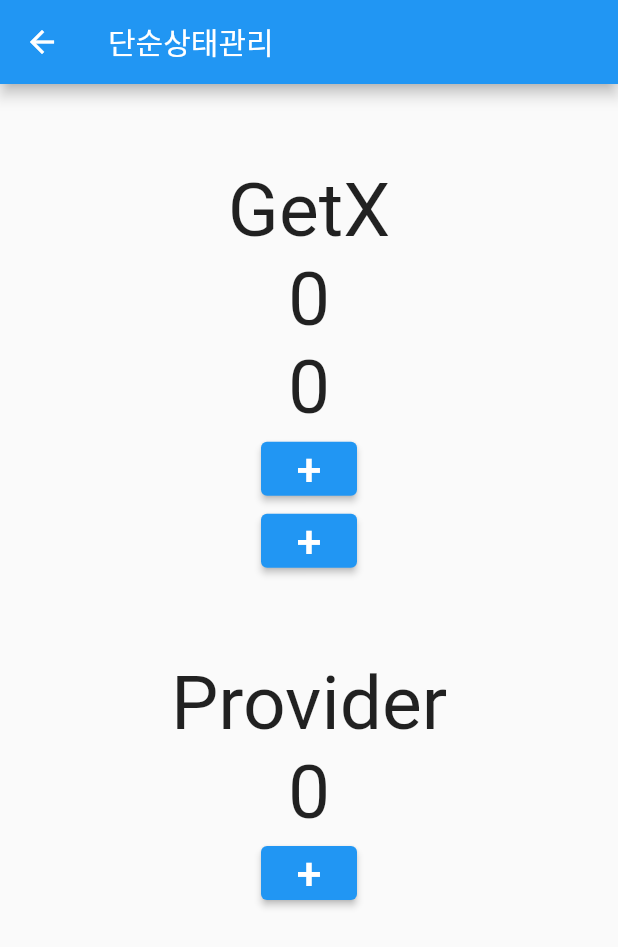
After one commit to ryuwc/flutter_practice, a Flutter app: the screen it shows after launch, after a tap on "단순 상태관리", on a phone screen of 412 x 824 dp. The commit adds this screen. Shown: the top 947 px of the screen. Run offline on Flutter 3.47's test engine with Material 2 defaults, Android fonts, the phone set to English and light mode, and no system bars; our stand-ins replace firebase_auth, firebase_core, flutter_svg, geolocator, get, google_fonts and 1 more; accounts and stored records are empty.

Commit message:
플러터 getX 라우팅 기초 실습 완료

```diff
--- a/getX_practice/lib/main.dart
+++ b/getX_practice/lib/main.dart
@@ -1,9 +1,13 @@
 import 'package:flutter/material.dart';
 import 'package:get/get.dart';
+import 'package:getx_practice/pages/binding.dart';
 import 'package:getx_practice/pages/named/Second.dart';
 import 'package:getx_practice/pages/named/first.dart';
 import 'package:getx_practice/pages/next.dart';
 import 'package:getx_practice/pages/user.dart';
+import 'package:getx_practice/src/binding/binding_page.dart';
+import 'package:getx_practice/src/controller/count_controller_with_getx.dart';
+import 'package:getx_practice/src/controller/dependency_controller.dart';
 import 'package:getx_practice/src/home.dart';
 
 void main() {
@@ -40,6 +44,17 @@ class MyApp extends StatelessWidget {
             name: "/user/:uid",
             page: () => UserPage(),
             transition: Transition.zoom),
+        GetPage(
+          name: "/binding",
+          page: () => BindingPage(),
+          // binding: BindingsBuilder(
+          //   () {
+          //     Get.lazyPut<CountControllerWithGetX>(
+          //         () => CountControllerWithGetX());
+          //   },
+          // ),
+          binding: BindingPageBinding(),
+        ),
       ],
     );
   }
--- /dev/null
+++ b/getX_practice/lib/pages/simple_state_manage_page.dart
@@ -0,0 +1,38 @@
+import 'package:flutter/material.dart';
+import 'package:get/get.dart';
+import 'package:getx_practice/pages/state/with_getx.dart';
+import 'package:getx_practice/pages/state/with_provider.dart';
+import 'package:getx_practice/src/controller/count_controller_with_getx.dart';
+import 'package:getx_practice/src/controller/count_controller_with_provider.dart';
+import 'package:provider/provider.dart';
+
+class SimpleStateManagePage extends StatelessWidget {
+  const SimpleStateManagePage({Key? key}) : super(key: key);
+
+  @override
+  Widget build(BuildContext context) {
+    Get.put(CountControllerWithGetX());
+
+    return Scaffold(
+      appBar: AppBar(
+        title: Text('단순상태관리'),
+      ),
+      body: Center(
+        child: Column(
+          mainAxisAlignment: MainAxisAlignment.center,
+          children: [
+            Expanded(
+              child: WithGetx(),
+            ),
+            Expanded(
+              child: ChangeNotifierProvider<CountControllerWithProvider>(
+                create: (context) => CountControllerWithProvider(),
+                child: WithProvider(),
+              ),
+            ),
+          ],
+        ),
+      ),
+    );
+  }
+}
--- /dev/null
+++ b/getX_practice/lib/pages/state/with_getx.dart
@@ -0,0 +1,62 @@
+import 'package:flutter/material.dart';
+import 'package:get/get.dart';
+import 'package:getx_practice/src/controller/count_controller_with_getx.dart';
+
+class WithGetx extends StatelessWidget {
+  const WithGetx({Key? key}) : super(key: key);
+
+  @override
+  Widget build(BuildContext context) {
+    return Center(
+      child: Column(
+        mainAxisAlignment: MainAxisAlignment.center,
+        children: [
+          Text(
+            'GetX',
+            style: TextStyle(
+              fontSize: 50,
+            ),
+          ),
+          GetBuilder<CountControllerWithGetX>(
+            id: 'first',
+            builder: (controller) {
+              return Text(
+                '${controller.count}',
+                style: TextStyle(
+                  fontSize: 50,
+                ),
+              );
+            },
+          ),
+          GetBuilder<CountControllerWithGetX>(
+            id: 'second',
+            builder: (controller) {
+              return Text(
+                '${controller.count}',
+                style: TextStyle(
+                  fontSize: 50,
+                ),
+              );
+            },
+          ),
+          _button('first'),
+          _button('second'),
+        ],
+      ),
+    );
+  }
+
+  ElevatedButton _button(String id) {
+    return ElevatedButton(
+      onPressed: () {
+        Get.find<CountControllerWithGetX>().increase(id);
+      },
+      child: Text(
+        '+',
+        style: TextStyle(
+          fontSize: 30,
+        ),
+      ),
+    );
+  }
+}
--- /dev/null
+++ b/getX_practice/lib/pages/state/with_provider.dart
@@ -0,0 +1,43 @@
+import 'package:flutter/material.dart';
+import 'package:getx_practice/src/controller/count_controller_with_provider.dart';
+import 'package:provider/provider.dart';
+
+class WithProvider extends StatelessWidget {
+  const WithProvider({Key? key}) : super(key: key);
+
+  @override
+  Widget build(BuildContext context) {
+    return Center(
+      child: Column(
+        children: [
+          Text(
+            'Provider',
+            style: TextStyle(
+              fontSize: 50,
+            ),
+          ),
+          Consumer<CountControllerWithProvider>(builder: (_, snapshot, child) {
+            return Text(
+              '${snapshot.count}',
+              style: TextStyle(
+                fontSize: 50,
+              ),
+            );
+          }),
+          ElevatedButton(
+            onPressed: () {
+              Provider.of<CountControllerWithProvider>(context, listen: false)
+                  .increse();
+            },
+            child: Text(
+              '+',
+              style: TextStyle(
+                fontSize: 30,
+              ),
+            ),
+          ),
+        ],
+      ),
+    );
+  }
+}
--- /dev/null
+++ b/getX_practice/lib/src/binding/binding_page.dart
@@ -0,0 +1,9 @@
+import 'package:get/instance_manager.dart';
+import 'package:getx_practice/src/controller/count_controller_with_getx.dart';
+
+class BindingPageBinding implements Bindings {
+  @override
+  void dependencies() {
+    Get.put(CountControllerWithGetX());
+  }
+}
--- /dev/null
+++ b/getX_practice/lib/src/controller/count_controller_with_getx.dart
@@ -0,0 +1,15 @@
+import 'package:flutter/cupertino.dart';
+import 'package:get/get.dart';
+
+class CountControllerWithGetX extends GetxController {
+  static CountControllerWithGetX get to => Get.find();
+  int count = 0;
+  RxInt count2 = 0.obs;
+
+  void increase(String id) {
+    count++;
+    count2++;
+    update([id]);
+    update();
+  }
+}
--- /dev/null
+++ b/getX_practice/lib/src/controller/count_controller_with_provider.dart
@@ -0,0 +1,10 @@
+import 'package:flutter/cupertino.dart';
+
+class CountControllerWithProvider extends ChangeNotifier {
+  int count = 0;
+
+  void increse() {
+    count++;
+    notifyListeners();
+  }
+}
--- /dev/null
+++ b/getX_practice/lib/src/controller/dependency_controller.dart
@@ -0,0 +1,5 @@
+import 'package:get/get.dart';
+
+class DependencyController extends GetxController {
+  void increase() {}
+}
--- a/getX_practice/lib/src/home.dart
+++ b/getX_practice/lib/src/home.dart
@@ -1,6 +1,9 @@
 import 'package:flutter/material.dart';
 import 'package:get/get.dart';
+import 'package:getx_practice/pages/dependencys/depedency_manage_page.dart';
 import 'package:getx_practice/pages/normal/first.dart';
+import 'package:getx_practice/pages/reactive_state_manage_page.dart';
+import 'package:getx_practice/pages/simple_state_manage_page.dart';
 
 class Home extends StatelessWidget {
   const Home({Key? key}) : super(key: key);
@@ -47,6 +50,30 @@ class Home extends StatelessWidget {
               },
               child: Text('동적 url'),
             ),
+            ElevatedButton(
+              onPressed: () {
+                Get.to(SimpleStateManagePage());
+              },
+              child: Text('단순 상태관리'),
+            ),
+            ElevatedButton(
+              onPressed: () {
+                Get.to(ReactiveStateManagePage());
+              },
+              child: Text('반응형 상태관리'),
+            ),
+            ElevatedButton(
+              onPressed: () {
+                Get.to(DependencyManagePage());
+              },
+              child: Text('의존성 관리'),
+            ),
+            ElevatedButton(
+              onPressed: () {
+                Get.toNamed("/binding");
+              },
+              child: Text('바인딩 관리'),
+            ),
           ],
         ),
       ),
--- a/getX_practice/pubspec.yaml
+++ b/getX_practice/pubspec.yaml
@@ -37,6 +37,7 @@ dependencies:
   # Use with the CupertinoIcons class for iOS style icons.
   cupertino_icons: ^1.0.2
   get: ^4.6.5
+  provider: ^6.0.5
 
 dev_dependencies:
   flutter_test:
```
Also changed, not shown: getX_practice/lib/pages/binding.dart (added, +33 -0 lines), getX_practice/lib/pages/dependencys/depedency_manage_page.dart (added, +75 -0 lines), getX_practice/lib/pages/dependencys/get_lazyput.dart (added, +20 -0 lines), getX_practice/lib/pages/dependencys/get_put.dart (added, +20 -0 lines), getX_practice/lib/pages/next.dart (+5 -2 lines), getX_practice/lib/pages/reactive_state_manage_page.dart (added, +68 -0 lines), getX_practice/lib/src/controller/count_controller_with_reactive.dart (added, +51 -0 lines), getX_practice/pubspec.lock, 1 other file.
